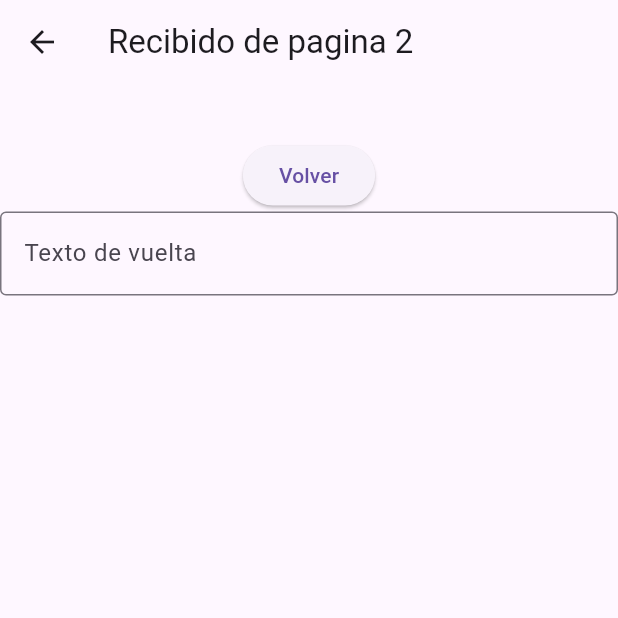
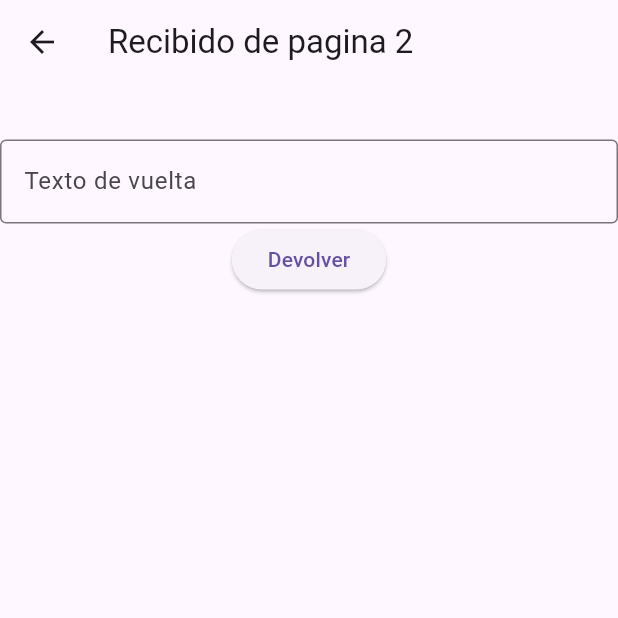
Before and after one commit to Moran23113/Workshop_1, a Flutter app: the screen it shows after launch, tab 2 chosen, after a tap on "enviar", on a phone screen of 412 x 824 dp, the top half of it. Run offline on Flutter 3.47's test engine with Material 3 defaults, Android fonts, the phone set to English and light mode, and no system bars.

Commit message:
Pequeña actualización
Solo decorando un poco.

```diff
--- a/lib/pages/pagina1.dart
+++ b/lib/pages/pagina1.dart
@@ -1,6 +1,4 @@
 import 'package:flutter/material.dart';
-import 'package:flutter/widgets.dart';
-
 
 import 'pagina_testerdrawer.dart';
 
@@ -25,11 +23,11 @@ class Pagina1 extends StatelessWidget {
         ),
       ),
       appBar: AppBar(
-        backgroundColor: Colors.amber,
+        backgroundColor: Colors.teal.shade500,
         title: const Text('Pagina test drawer'),
       ),
       body: const Center(
-        child: Text('Pagina 1'),
+        child: Text('Aqui se pondra a prueba el drawer'),
       ),
     );
   }
--- a/lib/pages/pagina2.dart
+++ b/lib/pages/pagina2.dart
@@ -6,18 +6,27 @@ class Pagina2 extends StatefulWidget {
 
   @override
   State<Pagina2> createState() => _Pagina2State();
-
 }
 
 class _Pagina2State extends State<Pagina2> {
-      var resultado = 'Esperando Respuesta...';
+  var resultado = '------>Esperando Respuesta...<------';
 
   @override
   Widget build(BuildContext context) {
     final txt = TextEditingController();
     return Scaffold(
       appBar: AppBar(
-          title: const Text('Test envio de informacion'),
+        backgroundColor: Colors.blueGrey.shade700,
+        title: const Text(
+            style: TextStyle(
+              fontSize: 30,
+              fontWeight: FontWeight.bold,
+              fontStyle: FontStyle.italic,
+              decorationColor: Colors.red,
+              decorationThickness: 5,
+              color: Colors.black,
+            ),
+            'Test envio de informacion'),
       ),
       body: Column(
         children: [
@@ -32,22 +41,17 @@ class _Pagina2State extends State<Pagina2> {
             ),
           ),
           ElevatedButton(
-                onPressed: ()  async {
-                  var result = await Navigator.push(
-                      context,
-                      MaterialPageRoute(
-                          builder: (context) => Pagina3(txt.text)));
+              onPressed: () async {
+                var result = await Navigator.push(context,
+                    MaterialPageRoute(builder: (context) => Pagina3(txt.text)));
 
                 setState(() {
                   resultado = result;
                 });
               },
               child: Text('enviar')),
-
-
+              Padding(padding: EdgeInsets.all(8.0),),
           Text(resultado),
-
-
         ],
       ),
     );
--- a/lib/pages/pagina3.dart
+++ b/lib/pages/pagina3.dart
@@ -18,18 +18,19 @@ class Pagina3 extends StatelessWidget {
             child: Text(info),
           ),
 Padding(padding: EdgeInsets.all(8.0),),
-          ElevatedButton(
-              onPressed: () {
-                Navigator.pop(context,txt2.text);
-              },
-              child: const Text('Volver')),
+
               TextField(
                 controller: txt2,
                 decoration: const InputDecoration(
                   border: OutlineInputBorder(),
                   labelText: 'Texto de vuelta',
                 ),
-              )
+              ),
+              ElevatedButton(
+              onPressed: () {
+                Navigator.pop(context,txt2.text);
+              },
+              child: const Text('Devolver'),),
         ],
       ),
     );
```
Lines whose indentation alone changed are shown as unchanged.
